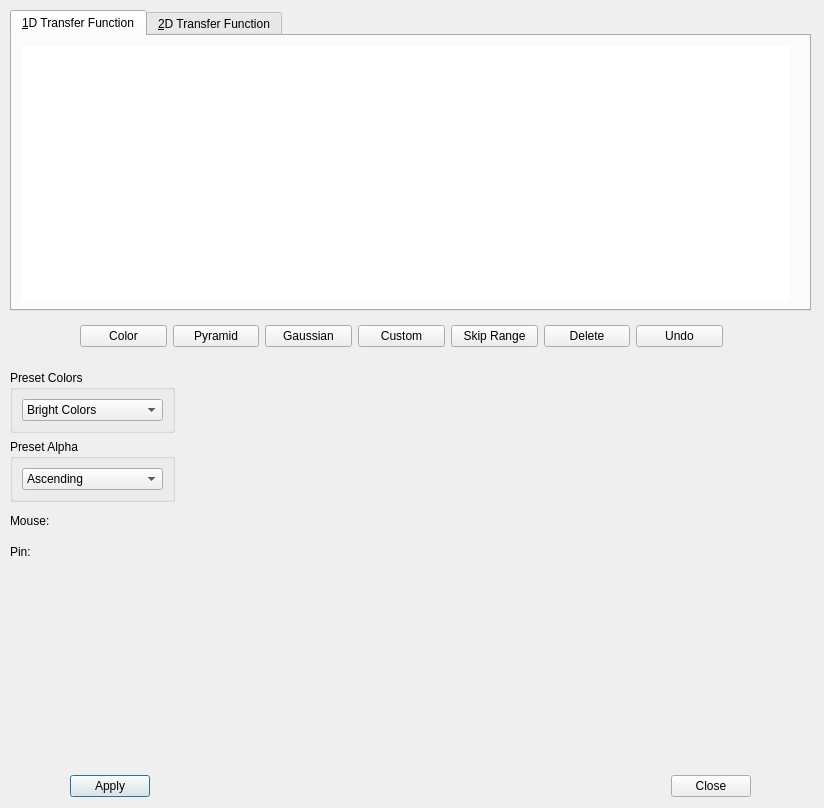
Old version of the form vox-desk-qt/src/vvtfdialog.ui in the repository deskvox/deskvox.
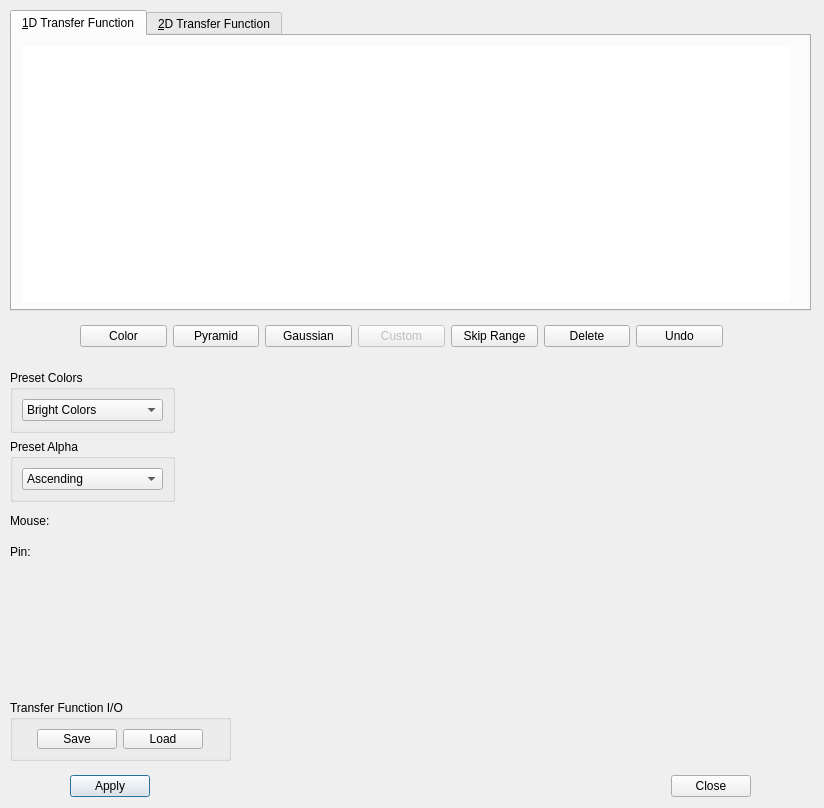
New version of the form.

Commit message:
Experimental tranfer function editor
Support for skip ranges, bell shaped widgets, pyramids and color widgets
Similar to the tf editor from the fox application

```diff
--- a/vox-desk-qt/src/vvtfdialog.ui
+++ b/vox-desk-qt/src/vvtfdialog.ui
@@ -66,7 +66,7 @@
        <x>10</x>
        <y>40</y>
        <width>768</width>
-       <height>225</height>
+       <height>226</height>
       </rect>
      </property>
      <property name="sizePolicy">
@@ -78,18 +78,24 @@
      <property name="minimumSize">
       <size>
        <width>768</width>
-       <height>225</height>
+       <height>226</height>
       </size>
      </property>
      <property name="maximumSize">
       <size>
        <width>768</width>
-       <height>225</height>
+       <height>226</height>
       </size>
      </property>
      <property name="frameShape">
       <enum>QFrame::NoFrame</enum>
      </property>
+     <property name="verticalScrollBarPolicy">
+      <enum>Qt::ScrollBarAlwaysOff</enum>
+     </property>
+     <property name="horizontalScrollBarPolicy">
+      <enum>Qt::ScrollBarAlwaysOff</enum>
+     </property>
     </widget>
    </widget>
    <widget class="QWidget" name="tf2DTab">
@@ -180,7 +186,7 @@
     <item>
      <widget class="QPushButton" name="customButton">
       <property name="enabled">
-       <bool>true</bool>
+       <bool>false</bool>
       </property>
       <property name="text">
        <string>Custom</string>
@@ -326,6 +332,72 @@
     </item>
    </layout>
   </widget>
+  <widget class="QWidget" name="verticalLayoutWidget">
+   <property name="geometry">
+    <rect>
+     <x>190</x>
+     <y>369</y>
+     <width>571</width>
+     <height>201</height>
+    </rect>
+   </property>
+   <layout class="QVBoxLayout" name="settingsLayout"/>
+  </widget>
+  <widget class="QGroupBox" name="groupBox">
+   <property name="geometry">
+    <rect>
+     <x>10</x>
+     <y>700</y>
+     <width>221</width>
+     <height>61</height>
+    </rect>
+   </property>
+   <property name="title">
+    <string>Transfer Function I/O</string>
+   </property>
+   <layout class="QHBoxLayout" name="horizontalLayout">
+    <item>
+     <spacer name="ioLeftSpacer">
+      <property name="orientation">
+       <enum>Qt::Horizontal</enum>
+      </property>
+      <property name="sizeHint" stdset="0">
+       <size>
+        <width>40</width>
+        <height>20</height>
+       </size>
+      </property>
+     </spacer>
+    </item>
+    <item>
+     <widget class="QPushButton" name="saveButton">
+      <property name="text">
+       <string>Save</string>
+      </property>
+     </widget>
+    </item>
+    <item>
+     <widget class="QPushButton" name="loadButton">
+      <property name="text">
+       <string>Load</string>
+      </property>
+     </widget>
+    </item>
+    <item>
+     <spacer name="ioRightSpacer">
+      <property name="orientation">
+       <enum>Qt::Horizontal</enum>
+      </property>
+      <property name="sizeHint" stdset="0">
+       <size>
+        <width>40</width>
+        <height>20</height>
+       </size>
+      </property>
+     </spacer>
+    </item>
+   </layout>
+  </widget>
  </widget>
  <resources/>
  <connections>
```
Left out of the diff: 20 changed lines with no effect on the pictures. The commit also changes 17 other files.
